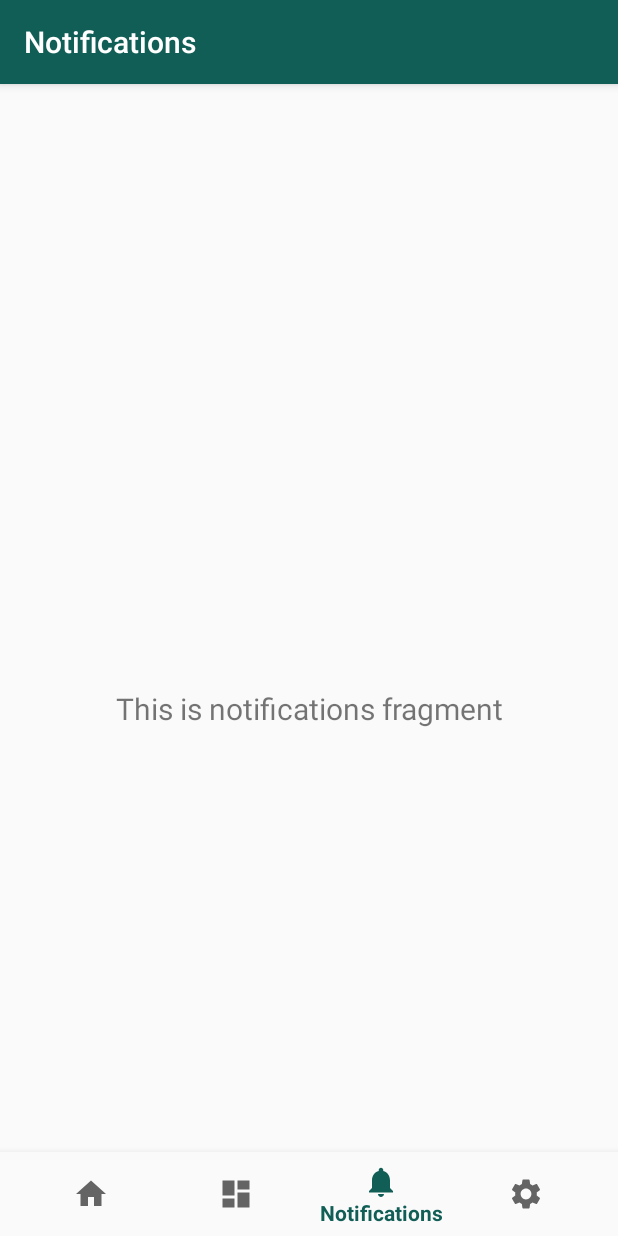
After one commit to WSU-4110/WarriorSocial, an Android app: the NotificationsFragment screen opened through its navigation route, on a phone screen of 412 x 824 dp. The commit adds this screen. Run offline under Robolectric (Android 15) with nearby library versions, the phone set to English and light mode, and no system bars; our stand-ins replace navigation-ui.

Commit message:
Got rid of the files associated with the Navigation Drawer Activity. Added BottomActivity. Updated button on Login page to link to the BottomActivity Added Settings icon and fragment

```diff
--- /dev/null
+++ b/app/src/main/java/com/example/warriorsocial/BottomActivity.java
@@ -0,0 +1,53 @@
+package com.example.warriorsocial;
+
+import android.content.Intent;
+import android.os.Bundle;
+import android.view.MenuItem;
+import android.view.View;
+
+import com.google.android.material.bottomnavigation.BottomNavigationView;
+
+import androidx.appcompat.app.AppCompatActivity;
+import androidx.navigation.NavController;
+import androidx.navigation.Navigation;
+import androidx.navigation.ui.AppBarConfiguration;
+import androidx.navigation.ui.NavigationUI;
+
+public class BottomActivity extends AppCompatActivity {
+
+    @Override
+    protected void onCreate(Bundle savedInstanceState) {
+        super.onCreate(savedInstanceState);
+        setContentView(R.layout.activity_bottom);
+        BottomNavigationView navView = findViewById(R.id.nav_view);
+        // Passing each menu ID as a set of Ids because each
+        // menu should be considered as top level destinations.
+        AppBarConfiguration appBarConfiguration = new AppBarConfiguration.Builder(
+                R.id.navigation_home, R.id.navigation_dashboard, R.id.navigation_notifications)
+                .build();
+        NavController navController = Navigation.findNavController(this, R.id.nav_host_fragment);
+        NavigationUI.setupActionBarWithNavController(this, navController, appBarConfiguration);
+        NavigationUI.setupWithNavController(navView, navController);
+    }
+
+
+    // Connects the action items on the 3 dots to new pages
+    @Override
+    public boolean onOptionsItemSelected(MenuItem item) {
+        // Handle item selection
+        switch (item.getItemId()) {
+            case R.id.navigation_settings:
+                // These two lines are the basic code to open a new activity
+                Intent intent = new Intent(BottomActivity.this, SettingsActivity.class);
+                startActivity(intent);
+                return true;
+            /*case R.id.help:
+            // This is a placeholder for the next drop down below "Settings"
+                showHelp();
+                return true;*/
+            default:
+                return super.onOptionsItemSelected(item);
+        }
+    }
+
+}
--- /dev/null
+++ b/app/src/main/java/com/example/warriorsocial/ui/notifications/NotificationsFragment.java
@@ -0,0 +1,35 @@
+package com.example.warriorsocial.ui.notifications;
+
+import android.os.Bundle;
+import android.view.LayoutInflater;
+import android.view.View;
+import android.view.ViewGroup;
+import android.widget.TextView;
+
+import androidx.annotation.NonNull;
+import androidx.annotation.Nullable;
+import androidx.fragment.app.Fragment;
+import androidx.lifecycle.Observer;
+import androidx.lifecycle.ViewModelProvider;
+
+import com.example.warriorsocial.R;
+
+public class NotificationsFragment extends Fragment {
+
+    private NotificationsViewModel notificationsViewModel;
+
+    public View onCreateView(@NonNull LayoutInflater inflater,
+                             ViewGroup container, Bundle savedInstanceState) {
+        notificationsViewModel =
+                new ViewModelProvider(this).get(NotificationsViewModel.class);
+        View root = inflater.inflate(R.layout.fragment_notifications, container, false);
+        final TextView textView = root.findViewById(R.id.text_notifications);
+        notificationsViewModel.getText().observe(getViewLifecycleOwner(), new Observer<String>() {
+            @Override
+            public void onChanged(@Nullable String s) {
+                textView.setText(s);
+            }
+        });
+        return root;
+    }
+}
--- /dev/null
+++ b/app/src/main/java/com/example/warriorsocial/ui/notifications/NotificationsViewModel.java
@@ -0,0 +1,19 @@
+package com.example.warriorsocial.ui.notifications;
+
+import androidx.lifecycle.LiveData;
+import androidx.lifecycle.MutableLiveData;
+import androidx.lifecycle.ViewModel;
+
+public class NotificationsViewModel extends ViewModel {
+
+    private MutableLiveData<String> mText;
+
+    public NotificationsViewModel() {
+        mText = new MutableLiveData<>();
+        mText.setValue("This is notifications fragment");
+    }
+
+    public LiveData<String> getText() {
+        return mText;
+    }
+}
--- /dev/null
+++ b/app/src/main/res/drawable/ic_baseline_settings_24.xml
@@ -0,0 +1,10 @@
+<vector xmlns:android="http://schemas.android.com/apk/res/android"
+    android:width="24dp"
+    android:height="24dp"
+    android:viewportWidth="24"
+    android:viewportHeight="24"
+    android:tint="?attr/colorControlNormal">
+  <path
+      android:fillColor="@android:color/white"
+      android:pathData="M19.14,12.94c0.04,-0.3 0.06,-0.61 0.06,-0.94c0,-0.32 -0.02,-0.64 -0.07,-0.94l2.03,-1.58c0.18,-0.14 0.23,-0.41 0.12,-0.61l-1.92,-3.32c-0.12,-0.22 -0.37,-0.29 -0.59,-0.22l-2.39,0.96c-0.5,-0.38 -1.03,-0.7 -1.62,-0.94L14.4,2.81c-0.04,-0.24 -0.24,-0.41 -0.48,-0.41h-3.84c-0.24,0 -0.43,0.17 -0.47,0.41L9.25,5.35C8.66,5.59 8.12,5.92 7.63,6.29L5.24,5.33c-0.22,-0.08 -0.47,0 -0.59,0.22L2.74,8.87C2.62,9.08 2.66,9.34 2.86,9.48l2.03,1.58C4.84,11.36 4.8,11.69 4.8,12s0.02,0.64 0.07,0.94l-2.03,1.58c-0.18,0.14 -0.23,0.41 -0.12,0.61l1.92,3.32c0.12,0.22 0.37,0.29 0.59,0.22l2.39,-0.96c0.5,0.38 1.03,0.7 1.62,0.94l0.36,2.54c0.05,0.24 0.24,0.41 0.48,0.41h3.84c0.24,0 0.44,-0.17 0.47,-0.41l0.36,-2.54c0.59,-0.24 1.13,-0.56 1.62,-0.94l2.39,0.96c0.22,0.08 0.47,0 0.59,-0.22l1.92,-3.32c0.12,-0.22 0.07,-0.47 -0.12,-0.61L19.14,12.94zM12,15.6c-1.98,0 -3.6,-1.62 -3.6,-3.6s1.62,-3.6 3.6,-3.6s3.6,1.62 3.6,3.6S13.98,15.6 12,15.6z"/>
+</vector>
--- /dev/null
+++ b/app/src/main/res/drawable/ic_dashboard_black_24dp.xml
@@ -0,0 +1,9 @@
+<vector xmlns:android="http://schemas.android.com/apk/res/android"
+    android:width="24dp"
+    android:height="24dp"
+    android:viewportWidth="24.0"
+    android:viewportHeight="24.0">
+    <path
+        android:fillColor="#FF000000"
+        android:pathData="M3,13h8L11,3L3,3v10zM3,21h8v-6L3,15v6zM13,21h8L21,11h-8v10zM13,3v6h8L21,3h-8z" />
+</vector>
--- /dev/null
+++ b/app/src/main/res/drawable/ic_home_black_24dp.xml
@@ -0,0 +1,9 @@
+<vector xmlns:android="http://schemas.android.com/apk/res/android"
+    android:width="24dp"
+    android:height="24dp"
+    android:viewportWidth="24.0"
+    android:viewportHeight="24.0">
+    <path
+        android:fillColor="#FF000000"
+        android:pathData="M10,20v-6h4v6h5v-8h3L12,3 2,12h3v8z" />
+</vector>
--- /dev/null
+++ b/app/src/main/res/drawable/ic_notifications_black_24dp.xml
@@ -0,0 +1,9 @@
+<vector xmlns:android="http://schemas.android.com/apk/res/android"
+    android:width="24dp"
+    android:height="24dp"
+    android:viewportWidth="24.0"
+    android:viewportHeight="24.0">
+    <path
+        android:fillColor="#FF000000"
+        android:pathData="M12,22c1.1,0 2,-0.9 2,-2h-4c0,1.1 0.89,2 2,2zM18,16v-5c0,-3.07 -1.64,-5.64 -4.5,-6.32L13.5,4c0,-0.83 -0.67,-1.5 -1.5,-1.5s-1.5,0.67 -1.5,1.5v0.68C7.63,5.36 6,7.92 6,11v5l-2,2v1h16v-1l-2,-2z" />
+</vector>
--- /dev/null
+++ b/app/src/main/res/layout/activity_bottom.xml
@@ -0,0 +1,33 @@
+<?xml version="1.0" encoding="utf-8"?>
+<androidx.constraintlayout.widget.ConstraintLayout xmlns:android="http://schemas.android.com/apk/res/android"
+    xmlns:app="http://schemas.android.com/apk/res-auto"
+    android:id="@+id/container"
+    android:layout_width="match_parent"
+    android:layout_height="match_parent"
+    android:paddingTop="?attr/actionBarSize">
+
+    <com.google.android.material.bottomnavigation.BottomNavigationView
+        android:id="@+id/nav_view"
+        android:layout_width="0dp"
+        android:layout_height="wrap_content"
+        android:layout_marginStart="0dp"
+        android:layout_marginEnd="0dp"
+        android:background="?android:attr/windowBackground"
+        app:layout_constraintBottom_toBottomOf="parent"
+        app:layout_constraintLeft_toLeftOf="parent"
+        app:layout_constraintRight_toRightOf="parent"
+        app:menu="@menu/bottom_nav_menu" />
+
+    <fragment
+        android:id="@+id/nav_host_fragment"
+        android:name="androidx.navigation.fragment.NavHostFragment"
+        android:layout_width="match_parent"
+        android:layout_height="match_parent"
+        app:defaultNavHost="true"
+        app:layout_constraintBottom_toTopOf="@id/nav_view"
+        app:layout_constraintLeft_toLeftOf="parent"
+        app:layout_constraintRight_toRightOf="parent"
+        app:layout_constraintTop_toTopOf="parent"
+        app:navGraph="@navigation/mobile_navigation" />
+
+</androidx.constraintlayout.widget.ConstraintLayout>
--- a/app/src/main/res/layout/activity_login.xml
+++ b/app/src/main/res/layout/activity_login.xml
@@ -110,7 +110,7 @@
         android:id="@+id/button_goToNavDrawerActivity"
         android:layout_width="wrap_content"
         android:layout_height="wrap_content"
-        android:text="go to bottom activity"
+        android:text="go to home"
         app:layout_constraintBottom_toBottomOf="parent"
         app:layout_constraintEnd_toEndOf="parent"
         app:layout_constraintStart_toStartOf="parent"
--- /dev/null
+++ b/app/src/main/res/layout/fragment_notifications.xml
@@ -0,0 +1,22 @@
+<?xml version="1.0" encoding="utf-8"?>
+<androidx.constraintlayout.widget.ConstraintLayout xmlns:android="http://schemas.android.com/apk/res/android"
+    xmlns:app="http://schemas.android.com/apk/res-auto"
+    xmlns:tools="http://schemas.android.com/tools"
+    android:layout_width="match_parent"
+    android:layout_height="match_parent"
+    tools:context=".ui.notifications.NotificationsFragment">
+
+    <TextView
+        android:id="@+id/text_notifications"
+        android:layout_width="match_parent"
+        android:layout_height="wrap_content"
+        android:layout_marginStart="8dp"
+        android:layout_marginTop="8dp"
+        android:layout_marginEnd="8dp"
+        android:textAlignment="center"
+        android:textSize="20sp"
+        app:layout_constraintBottom_toBottomOf="parent"
+        app:layout_constraintEnd_toEndOf="parent"
+        app:layout_constraintStart_toStartOf="parent"
+        app:layout_constraintTop_toTopOf="parent" />
+</androidx.constraintlayout.widget.ConstraintLayout>
--- /dev/null
+++ b/app/src/main/res/menu/bottom_nav_menu.xml
@@ -0,0 +1,24 @@
+<?xml version="1.0" encoding="utf-8"?>
+<menu xmlns:android="http://schemas.android.com/apk/res/android">
+
+    <item
+        android:id="@+id/navigation_home"
+        android:icon="@drawable/ic_home_black_24dp"
+        android:title="@string/title_home" />
+
+    <item
+        android:id="@+id/navigation_dashboard"
+        android:icon="@drawable/ic_dashboard_black_24dp"
+        android:title="@string/title_dashboard" />
+
+    <item
+        android:id="@+id/navigation_notifications"
+        android:icon="@drawable/ic_notifications_black_24dp"
+        android:title="@string/title_notifications" />
+
+    <item
+        android:id="@+id/navigation_settings"
+        android:icon="@drawable/ic_baseline_settings_24"
+        android:title="Settings" />
+
+</menu>
```
Also changed, not shown: app/src/main/java/com/example/warriorsocial/ui/dashboard/DashboardFragment.java (added, +35 -0 lines), app/src/main/java/com/example/warriorsocial/ui/dashboard/DashboardViewModel.java (added, +19 -0 lines), app/src/main/java/com/example/warriorsocial/ui/settings/SettingsFragment.java (added, +51 -0 lines), app/src/main/java/com/example/warriorsocial/ui/settings/SettingsViewModel.java (added, +19 -0 lines), app/src/main/res/layout/fragment_dashboard.xml (added, +22 -0 lines), app/src/main/res/layout/fragment_settings.xml (added, +27 -0 lines).
